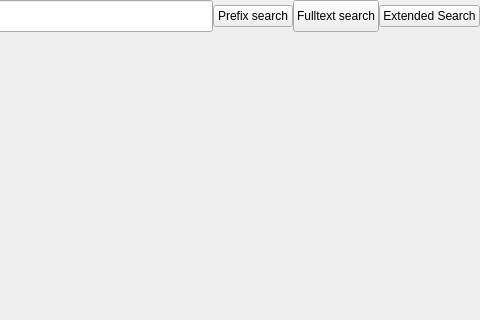
The window that viur_admin/ui/list.ui (viur-framework/viur-admin) describes before a commit, drawn with Qt 5; both pictures show x 538 to 1018 and y 0 to 320 of the 1018 by 804 pixel window.
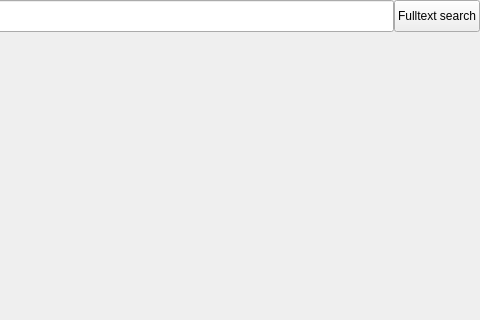
The same window after the commit. Icons and pictures are not drawn.

The edit to the form file:
```diff
--- a/viur_admin/ui/list.ui
+++ b/viur_admin/ui/list.ui
@@ -69,17 +69,6 @@
        </property>
       </widget>
      </item>
-     <item>
-      <widget class="QPushButton" name="btnPrefixSearch">
-       <property name="text">
-        <string>Prefix search</string>
-       </property>
-       <property name="icon">
-        <iconset>
-         <normaloff>:icons/actions/search.svg</normaloff>:icons/actions/search.svg</iconset>
-       </property>
-      </widget>
-     </item>
      <item>
       <widget class="QPushButton" name="searchBTN">
        <property name="minimumSize">
@@ -92,22 +81,7 @@
         <string>Fulltext search</string>
        </property>
        <property name="icon">
-        <iconset>
-         <normaloff>:icons/actions/search.svg</normaloff>:icons/actions/search.svg</iconset>
-       </property>
-      </widget>
-     </item>
-     <item>
-      <widget class="QPushButton" name="extendedSearchBTN">
-       <property name="text">
-        <string>Extended Search</string>
-       </property>
-       <property name="icon">
-        <iconset>
-         <normaloff>:icons/actions/search.svg</normaloff>:icons/actions/search.svg</iconset>
-       </property>
-       <property name="checkable">
-        <bool>true</bool>
+        <iconset theme="search"/>
        </property>
       </widget>
      </item>
```
